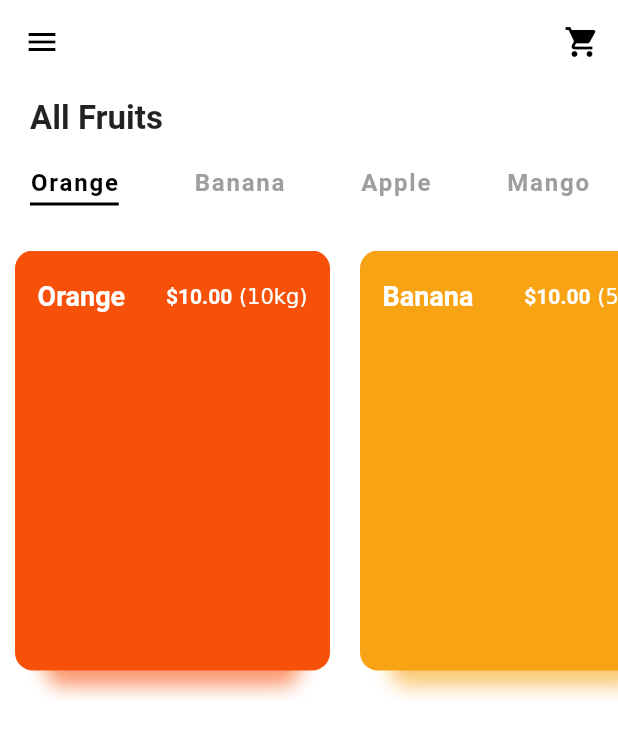
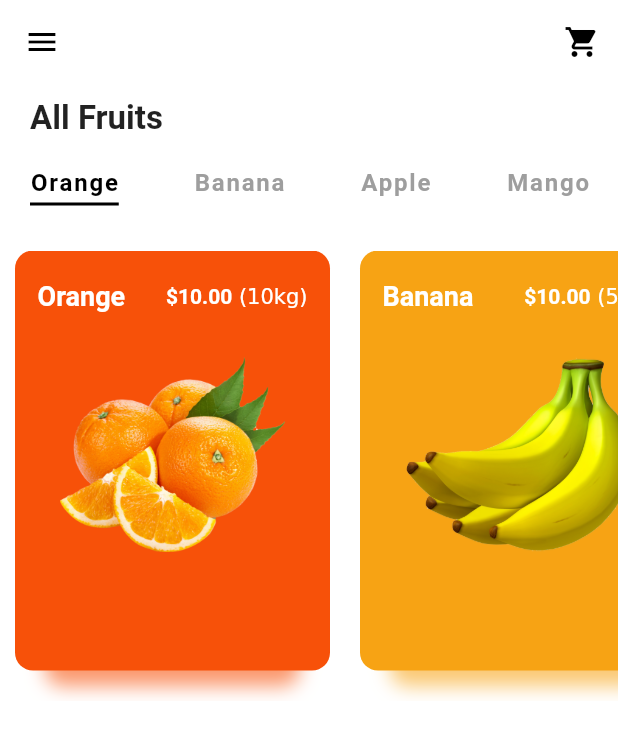
Before and after one commit to Monarene/fruit-app-ui, a Flutter app: the screen it shows after launch, on a phone screen of 412 x 824 dp. Shown: the top 738 px of the screen. Run offline on Flutter 3.47's test engine with Material 2 defaults, Android fonts, the phone set to English and light mode, and no system bars.

```diff
--- a/lib/widgets/categories.dart
+++ b/lib/widgets/categories.dart
@@ -33,7 +33,7 @@ class _CategoriesState extends State<Categories> {
   }
 
   _scrollToItem(index) {
-    double position = index * 210;
+    double position = index * 210.0;
 
     _controller.animateTo(position,
         duration: Duration(milliseconds: 400), curve: Curves.easeInOut);
@@ -99,6 +99,7 @@ class _CategoriesState extends State<Categories> {
         scrollDirection: Axis.horizontal,
         itemCount: listItems.length,
         controller: _controller,
+        padding: EdgeInsets.only(right: 40),
         itemBuilder: (BuildContext context, int index) {
           return Container(
             margin: EdgeInsets.only(left: 10, right: 10, bottom: 20),
@@ -139,6 +140,15 @@ class _CategoriesState extends State<Categories> {
                       )
                     ],
                   ),
+                ),
+                Hero(
+                  tag: listItems[index].name,
+                  child: Image(
+                    width: 150,
+                    height: 150,
+                    image:
+                        AssetImage("assets/fruits/" + listItems[index].image),
+                  ),
                 )
               ],
             ),
--- a/pubspec.yaml
+++ b/pubspec.yaml
@@ -45,8 +45,8 @@ flutter:
   uses-material-design: true
 
   # To add assets to your application, add an assets section, like this:
-  # assets:
-  #   - images/a_dot_burr.jpeg
+  assets:
+     - assets/fruits/
   #   - images/a_dot_ham.jpeg
 
   # An image asset can refer to one or more resolution-specific "variants", see
```
